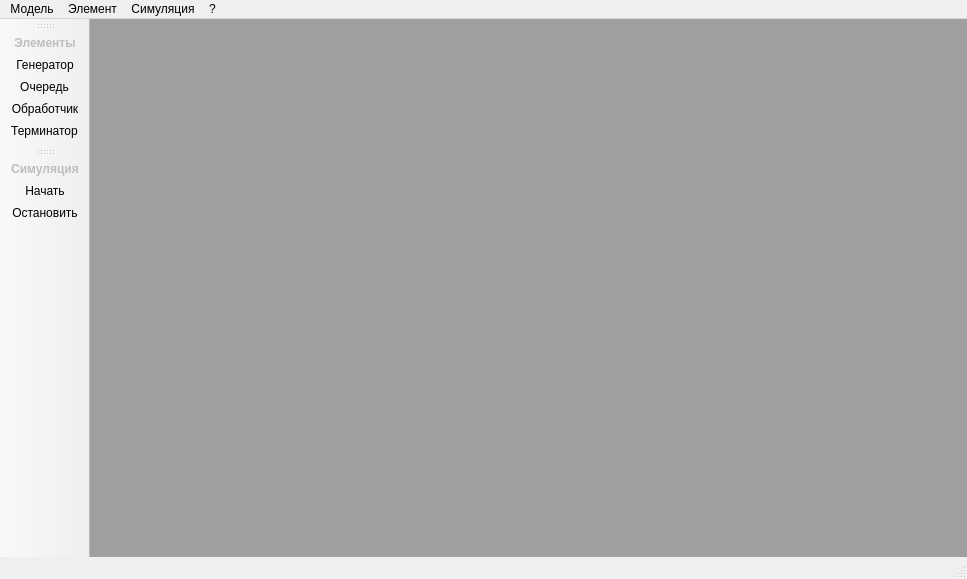
Qt form mainwindow.ui (alekseyl1992/qmb) before a commit.
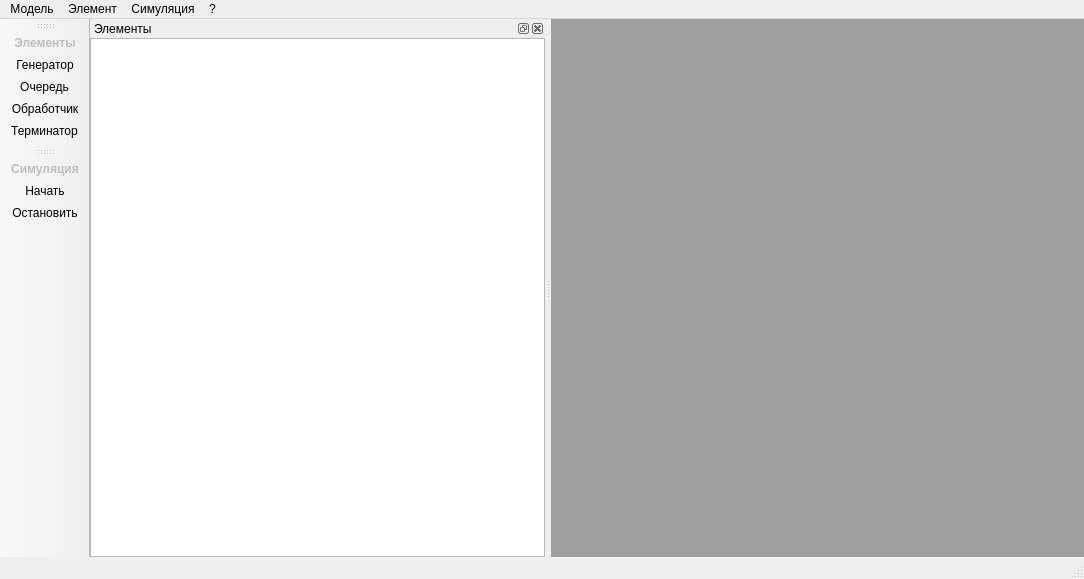
The same form after that commit. Icons and pictures are not drawn.

The edit to the form file:
```diff
--- a/mainwindow.ui
+++ b/mainwindow.ui
@@ -6,7 +6,7 @@
    <rect>
     <x>0</x>
     <y>0</y>
-    <width>967</width>
+    <width>1084</width>
     <height>579</height>
    </rect>
   </property>
@@ -44,7 +44,7 @@
     <rect>
      <x>0</x>
      <y>0</y>
-     <width>967</width>
+     <width>1084</width>
      <height>26</height>
     </rect>
    </property>
@@ -125,6 +125,36 @@
    <addaction name="startSimulation"/>
    <addaction name="stopSimulation"/>
   </widget>
+  <widget class="QDockWidget" name="toolDock">
+   <property name="windowTitle">
+    <string>Элементы</string>
+   </property>
+   <attribute name="dockWidgetArea">
+    <number>1</number>
+   </attribute>
+   <widget class="QWidget" name="dockWidgetContents_7">
+    <layout class="QGridLayout" name="gridLayout_6">
+     <property name="margin">
+      <number>0</number>
+     </property>
+     <item row="0" column="0">
+      <widget class="QTreeWidget" name="toolsView">
+       <property name="animated">
+        <bool>true</bool>
+       </property>
+       <attribute name="headerVisible">
+        <bool>false</bool>
+       </attribute>
+       <column>
+        <property name="text">
+         <string notr="true">1</string>
+        </property>
+       </column>
+      </widget>
+     </item>
+    </layout>
+   </widget>
+  </widget>
   <action name="createModel">
    <property name="text">
     <string>Создать</string>
```
Left out of the diff: 3 changed lines with no effect on the pictures.
